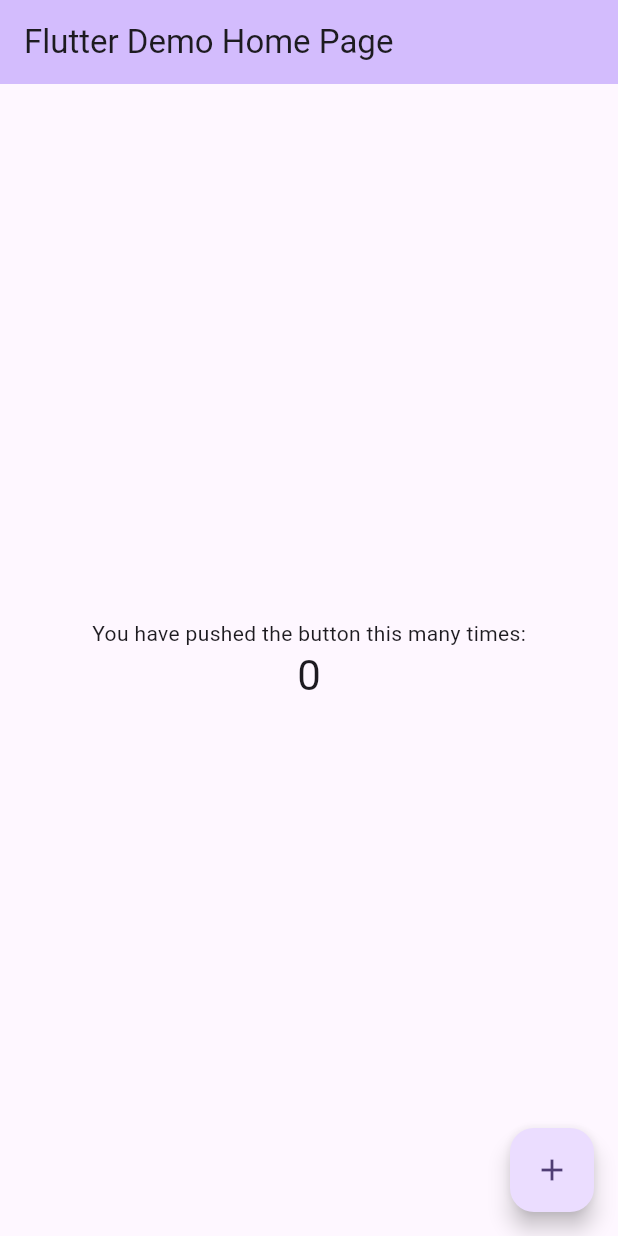
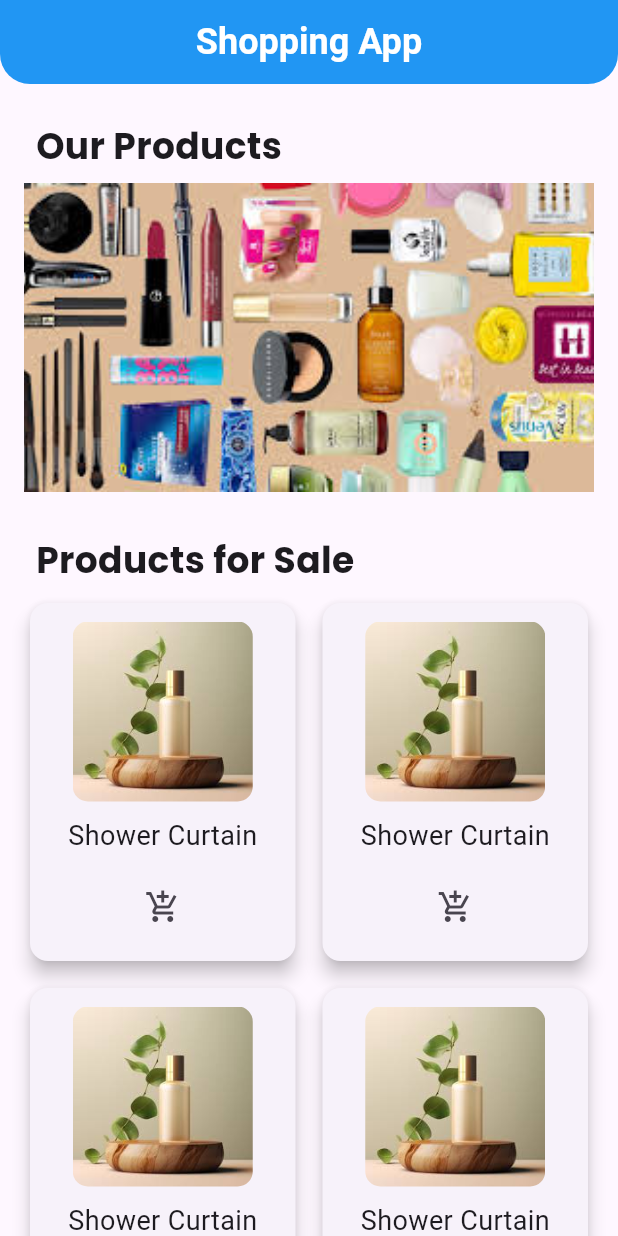
Before and after one commit to emadmoenes/shopping_app_interface, a Flutter app: the screen it shows after launch, on a phone screen of 412 x 824 dp. Run offline on Flutter 3.47's test engine with Material 3 defaults, Android fonts, the phone set to English and light mode, and no system bars; our stand-ins replace google_fonts.

Commit message:
add 2 components add 1 wedgit

```diff
--- /dev/null
+++ b/lib/components/hot_Offer_Card.dart
@@ -0,0 +1,58 @@
+import 'package:flutter/material.dart';
+
+// this is the hot offer card component
+class HotOfferCard extends StatelessWidget {
+  @override
+  Widget build(BuildContext context) {
+    return Container(
+      height: 150,
+      width: 170,
+      child: Card(
+        elevation: 5,
+        margin: EdgeInsets.symmetric(horizontal: 10),
+        child: Column(
+          children: [
+            ClipRRect(
+              borderRadius: BorderRadius.circular(10),
+              child: Expanded(
+                child: Image.asset(
+                  'assets/images/hotOffer.png',
+                  width: double.infinity,
+                  fit: BoxFit.cover,
+                ),
+              ),
+            ),
+            // using Expanded to make the card height dynamic
+            Expanded(
+              child: Column(
+                mainAxisAlignment: MainAxisAlignment.center,
+                children: [
+                  Text(
+                    'Hot Offer',
+                    style: TextStyle(
+                      color: Colors.red,
+                      fontSize: 20,
+                      fontWeight: FontWeight.bold,
+                    ),
+                    textAlign: TextAlign.center,
+                  ),
+                  Padding(
+                    padding: const EdgeInsets.all(8.0),
+                    child: Text(
+                      'Get 20% off ',
+                      style: TextStyle(
+                        fontSize: 16,
+                        color: Colors.grey,
+                      ),
+                      textAlign: TextAlign.center,
+                    ),
+                  ),
+                ],
+              ),
+            ),
+          ],
+        ),
+      ),
+    );
+  }
+}
--- /dev/null
+++ b/lib/components/product_card.dart
@@ -0,0 +1,46 @@
+import 'package:flutter/material.dart';
+
+//this is the product card component
+class ProductCard extends StatelessWidget {
+  @override
+  Widget build(BuildContext context) {
+    // using GestureDetector to add a snackbar message when the card is tapped
+    return GestureDetector(
+      onTap: () {
+        ScaffoldMessenger.of(context).showSnackBar(
+          SnackBar(content: Text('Item added to the cart')),
+        );
+      },
+      child: Card(
+        elevation: 5,
+        child: Column(
+          mainAxisAlignment: MainAxisAlignment.center,
+          children: [
+            ClipRRect(
+              borderRadius: BorderRadius.circular(10),
+              child: Image.asset(
+                'assets/images/productImg.png',
+                height: 120,
+                width: 120,
+                fit: BoxFit.cover,
+              ),
+            ),
+            SizedBox(height: 10),
+            Text('Shower Curtain', style: TextStyle(fontSize: 18)),
+            SizedBox(height: 10),
+            IconButton(
+              icon: Icon(Icons.add_shopping_cart),
+              onPressed: () {
+                ScaffoldMessenger.of(context).showSnackBar(
+                  SnackBar(
+                      content: Text('Item added to the cart'),
+                      backgroundColor: Colors.green),
+                );
+              },
+            ),
+          ],
+        ),
+      ),
+    );
+  }
+}
--- a/lib/main.dart
+++ b/lib/main.dart
@@ -1,4 +1,5 @@
 import 'package:flutter/material.dart';
+import 'package:shopping_app_interface/widgets/shoppingScreen.dart';
 
 void main() {
   runApp(const MyApp());
@@ -7,119 +8,12 @@ void main() {
 class MyApp extends StatelessWidget {
   const MyApp({super.key});
 
-  // This widget is the root of your application.
   @override
   Widget build(BuildContext context) {
     return MaterialApp(
+      debugShowCheckedModeBanner: false,
       title: 'Flutter Demo',
-      theme: ThemeData(
-        // This is the theme of your application.
-        //
-        // TRY THIS: Try running your application with "flutter run". You'll see
-        // the application has a purple toolbar. Then, without quitting the app,
-        // try changing the seedColor in the colorScheme below to Colors.green
-        // and then invoke "hot reload" (save your changes or press the "hot
-        // reload" button in a Flutter-supported IDE, or press "r" if you used
-        // the command line to start the app).
-        //
-        // Notice that the counter didn't reset back to zero; the application
-        // state is not lost during the reload. To reset the state, use hot
-        // restart instead.
-        //
-        // This works for code too, not just values: Most code changes can be
-        // tested with just a hot reload.
-        colorScheme: ColorScheme.fromSeed(seedColor: Colors.deepPurple),
-        useMaterial3: true,
-      ),
-      home: const MyHomePage(title: 'Flutter Demo Home Page'),
+      home: ShoppingScreen(),
     );
   }
 }
-
-class MyHomePage extends StatefulWidget {
-  const MyHomePage({super.key, required this.title});
-
-  // This widget is the home page of your application. It is stateful, meaning
-  // that it has a State object (defined below) that contains fields that affect
-  // how it looks.
-
-  // This class is the configuration for the state. It holds the values (in this
-  // case the title) provided by the parent (in this case the App widget) and
-  // used by the build method of the State. Fields in a Widget subclass are
-  // always marked "final".
-
-  final String title;
-
-  @override
-  State<MyHomePage> createState() => _MyHomePageState();
-}
-
-class _MyHomePageState extends State<MyHomePage> {
-  int _counter = 0;
-
-  void _incrementCounter() {
-    setState(() {
-      // This call to setState tells the Flutter framework that something has
-      // changed in this State, which causes it to rerun the build method below
-      // so that the display can reflect the updated values. If we changed
-      // _counter without calling setState(), then the build method would not be
-      // called again, and so nothing would appear to happen.
-      _counter++;
-    });
-  }
-
-  @override
-  Widget build(BuildContext context) {
-    // This method is rerun every time setState is called, for instance as done
-    // by the _incrementCounter method above.
-    //
-    // The Flutter framework has been optimized to make rerunning build methods
-    // fast, so that you can just rebuild anything that needs updating rather
-    // than having to individually change instances of widgets.
-    return Scaffold(
-      appBar: AppBar(
-        // TRY THIS: Try changing the color here to a specific color (to
-        // Colors.amber, perhaps?) and trigger a hot reload to see the AppBar
-        // change color while the other colors stay the same.
-        backgroundColor: Theme.of(context).colorScheme.inversePrimary,
-        // Here we take the value from the MyHomePage object that was created by
-        // the App.build method, and use it to set our appbar title.
-        title: Text(widget.title),
-      ),
-      body: Center(
-        // Center is a layout widget. It takes a single child and positions it
-        // in the middle of the parent.
-        child: Column(
-          // Column is also a layout widget. It takes a list of children and
-          // arranges them vertically. By default, it sizes itself to fit its
-          // children horizontally, and tries to be as tall as its parent.
-          //
-          // Column has various properties to control how it sizes itself and
-          // how it positions its children. Here we use mainAxisAlignment to
-          // center the children vertically; the main axis here is the vertical
-          // axis because Columns are vertical (the cross axis would be
-          // horizontal).
-          //
-          // TRY THIS: Invoke "debug painting" (choose the "Toggle Debug Paint"
-          // action in the IDE, or press "p" in the console), to see the
-          // wireframe for each widget.
-          mainAxisAlignment: MainAxisAlignment.center,
-          children: <Widget>[
-            const Text(
-              'You have pushed the button this many times:',
-            ),
-            Text(
-              '$_counter',
-              style: Theme.of(context).textTheme.headlineMedium,
-            ),
-          ],
-        ),
-      ),
-      floatingActionButton: FloatingActionButton(
-        onPressed: _incrementCounter,
-        tooltip: 'Increment',
-        child: const Icon(Icons.add),
-      ), // This trailing comma makes auto-formatting nicer for build methods.
-    );
-  }
-}
--- /dev/null
+++ b/lib/widgets/shoppingScreen.dart
@@ -0,0 +1,118 @@
+import 'package:flutter/material.dart';
+import 'package:google_fonts/google_fonts.dart';
+import 'package:shopping_app_interface/components/hot_Offer_Card.dart';
+import 'package:shopping_app_interface/components/product_card.dart';
+
+// this is the shopping screen widget
+class ShoppingScreen extends StatefulWidget {
+  @override
+  _ShoppingScreenState createState() => _ShoppingScreenState();
+}
+
+class _ShoppingScreenState extends State<ShoppingScreen> {
+  @override
+  Widget build(BuildContext context) {
+    // Get the screen width and height
+    // using MediaQuery.of(context).size.width and MediaQuery.of(context).size.height
+    double screenWidth = MediaQuery.of(context).size.width;
+    double screenHeight = MediaQuery.of(context).size.height;
+    return Scaffold(
+      appBar: AppBar(
+        title: Text(
+          'Shopping App',
+          style: TextStyle(
+              color: Colors.white, fontSize: 24, fontWeight: FontWeight.bold),
+        ),
+        centerTitle: true,
+        backgroundColor: Colors.blue,
+        shape: RoundedRectangleBorder(
+          borderRadius: BorderRadius.vertical(
+            bottom: Radius.circular(20),
+          ),
+        ),
+      ),
+      // use SingleChildScrollView to make sure the content is scrollable
+      body: SingleChildScrollView(
+        child: Padding(
+          padding: const EdgeInsets.all(16.0),
+          child: Column(
+            crossAxisAlignment: CrossAxisAlignment.start,
+            children: [
+              Padding(
+                padding: const EdgeInsets.all(8.0),
+                child: Text(
+                  'Our Products',
+                  style: GoogleFonts.poppins(
+                    fontSize: 24,
+                    fontWeight: FontWeight.bold,
+                  ),
+                ),
+              ),
+              Container(
+                height: screenHeight * 0.25,
+                //use PageView to display images in a carousel
+                child: PageView(
+                  children: [
+                    Image.asset('assets/images/product1.png',
+                        fit: BoxFit.cover),
+                    Image.asset('assets/images/product2.png',
+                        fit: BoxFit.cover),
+                    Image.asset('assets/images/product3.png',
+                        fit: BoxFit.cover),
+                  ],
+                ),
+              ),
+              SizedBox(height: 20),
+              Padding(
+                padding: const EdgeInsets.all(8.0),
+                child: Text(
+                  'Products for Sale',
+                  style: GoogleFonts.poppins(
+                    fontSize: 24,
+                    fontWeight: FontWeight.bold,
+                  ),
+                ),
+              ),
+              //use GridView to display products in a grid view with fixed cross axis count and child aspect ratio
+              GridView.builder(
+                shrinkWrap: true,
+                physics: NeverScrollableScrollPhysics(),
+                gridDelegate: SliverGridDelegateWithFixedCrossAxisCount(
+                  crossAxisCount: screenWidth > 600 ? 3 : 2,
+                  childAspectRatio: 0.75,
+                  crossAxisSpacing: 10,
+                  mainAxisSpacing: 10,
+                ),
+                itemCount: 4,
+                itemBuilder: (context, index) {
+                  return ProductCard();
+                },
+              ),
+              SizedBox(height: 20),
+              Padding(
+                padding: const EdgeInsets.all(8.0),
+                child: Text(
+                  'Hot Offers',
+                  style: GoogleFonts.poppins(
+                    fontSize: 24,
+                    fontWeight: FontWeight.bold,
+                  ),
+                ),
+              ),
+              Container(
+                  height: screenHeight * 0.3,
+                  //use ListView to display hot offers in a horizontal list
+                  child: ListView.builder(
+                    scrollDirection: Axis.horizontal,
+                    itemCount: 5,
+                    itemBuilder: (context, index) {
+                      return HotOfferCard();
+                    },
+                  )),
+            ],
+          ),
+        ),
+      ),
+    );
+  }
+}
```
Also changed, not shown: pubspec.yaml (+4 -5 lines), assets/images/hotOffer.png (added), assets/images/product1.png (added), assets/images/product2.png (added), assets/images/product3.png (added), assets/images/productImg.png (added), pubspec.lock, 1 other file.
